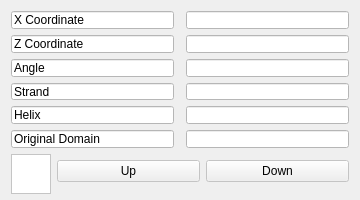
This is ui/dialogs/informers/nucleoside.ui in NATuG3/NATuG3 as Qt 5 draws it before an edit. The edited form follows.
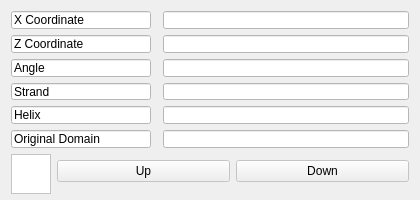
This is the edited form.

Commit message: Change width of informers

What changed in the file:
```diff
--- a/ui/dialogs/informers/nucleoside.ui
+++ b/ui/dialogs/informers/nucleoside.ui
@@ -6,13 +6,13 @@
    <rect>
     <x>0</x>
     <y>0</y>
-    <width>360</width>
+    <width>420</width>
     <height>200</height>
    </rect>
   </property>
   <property name="minimumSize">
    <size>
-    <width>360</width>
+    <width>420</width>
     <height>200</height>
    </size>
   </property>
@@ -31,6 +31,12 @@
      <property name="enabled">
       <bool>false</bool>
      </property>
+     <property name="maximumSize">
+      <size>
+       <width>140</width>
+       <height>16777215</height>
+      </size>
+     </property>
      <property name="styleSheet">
       <string notr="true">QLineEdit::disabled{
                             color: rgb(0, 0, 0);
@@ -65,6 +71,12 @@
      <property name="enabled">
       <bool>false</bool>
      </property>
+     <property name="maximumSize">
+      <size>
+       <width>140</width>
+       <height>16777215</height>
+      </size>
+     </property>
      <property name="styleSheet">
       <string notr="true">QLineEdit::disabled{
                             color: rgb(0, 0, 0);
@@ -85,6 +97,12 @@
      <property name="enabled">
       <bool>false</bool>
      </property>
+     <property name="maximumSize">
+      <size>
+       <width>140</width>
+       <height>16777215</height>
+      </size>
+     </property>
      <property name="styleSheet">
       <string notr="true">QLineEdit::disabled{
                             color: rgb(0, 0, 0);
@@ -122,6 +140,12 @@
      <property name="enabled">
       <bool>false</bool>
      </property>
+     <property name="maximumSize">
+      <size>
+       <width>140</width>
+       <height>16777215</height>
+      </size>
+     </property>
      <property name="styleSheet">
       <string notr="true">QLineEdit::disabled{
                             color: rgb(0, 0, 0);
@@ -159,6 +183,12 @@
      <property name="enabled">
       <bool>false</bool>
      </property>
+     <property name="maximumSize">
+      <size>
+       <width>140</width>
+       <height>16777215</height>
+      </size>
+     </property>
      <property name="styleSheet">
       <string notr="true">QLineEdit::disabled{
                             color: rgb(0, 0, 0);
@@ -179,6 +209,12 @@
      <property name="enabled">
       <bool>false</bool>
      </property>
+     <property name="maximumSize">
+      <size>
+       <width>140</width>
+       <height>16777215</height>
+      </size>
+     </property>
      <property name="styleSheet">
       <string notr="true">QLineEdit::disabled{
                             color: rgb(0, 0, 0);
```
The commit also changes 1 other file.
